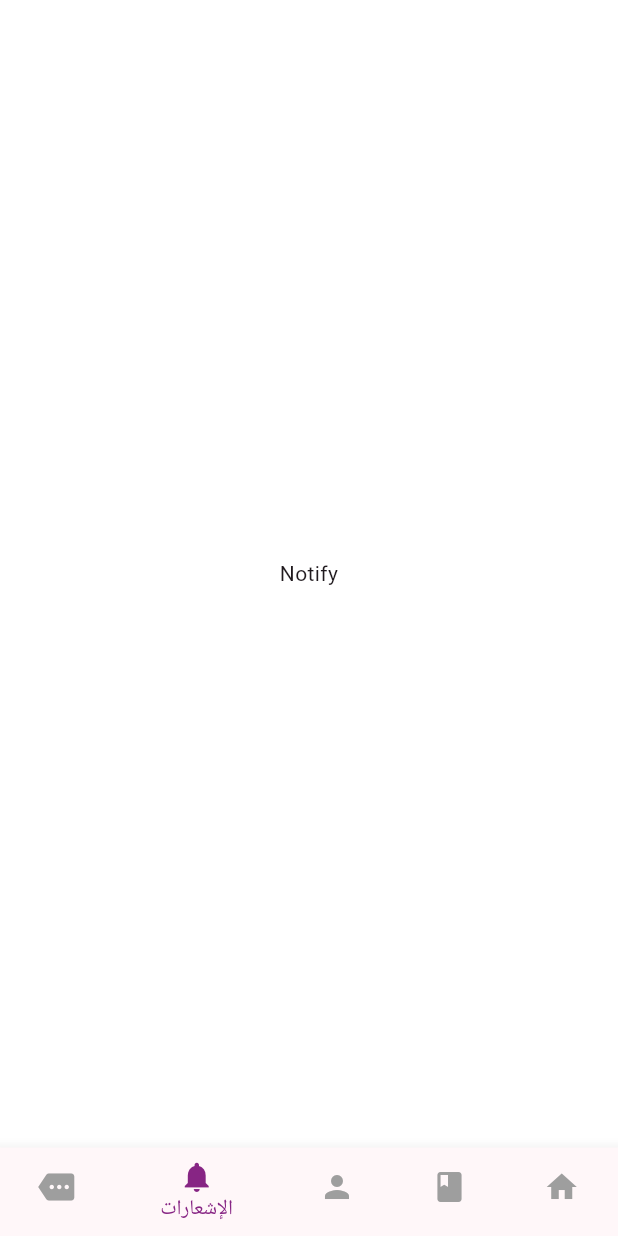
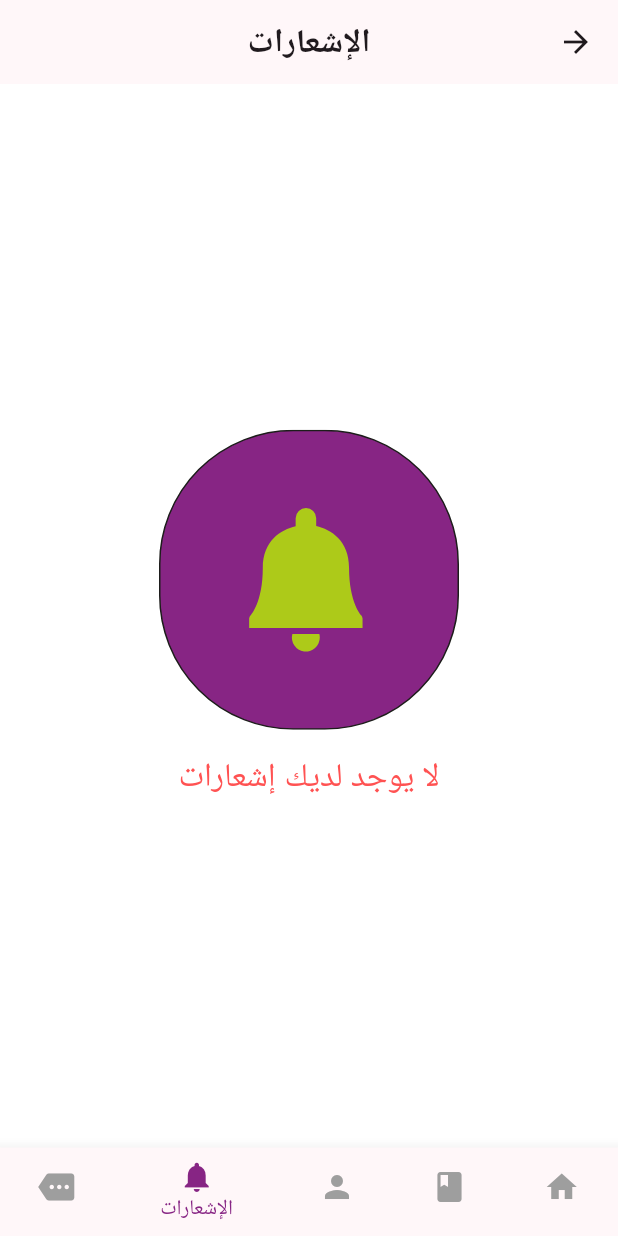
Before and after one commit to Zedni-App/almufakir_client_app, a Flutter app: the HomeScreen screen opened directly, item 4 of the bottom bar chosen, on a phone screen of 412 x 824 dp. Run offline on Flutter 3.47's test engine with Material 3 defaults, Android fonts, the phone set to English and light mode, and no system bars; our stand-ins replace awesome_dialog, cached_network_image, carousel_slider, dartz, dio, equatable and 10 more; missing offline and left inert: newtons_cradle_loading_indicator; accounts and stored records are empty; network calls fail.

Commit message:
complete notifications screen

```diff
--- a/lib/core/assets.dart
+++ b/lib/core/assets.dart
@@ -17,4 +17,6 @@ class AppAssets {
   static const reminder = "assets/images/reminder.png";
   static const steper = "assets/images/steper.png";
   static const timeline = "assets/images/timeline.png";
+  static const notify = "assets/svg/notification.svg";
+
 }
--- a/lib/main.dart
+++ b/lib/main.dart
@@ -44,7 +44,7 @@ class MyApp extends StatelessWidget {
             navigatorKey: navKey,
             builder: (context, child) =>
                 Directionality(textDirection: TextDirection.rtl, child: child!),
-            home: !AppSp.getBool(SPVars.loggedIn)
+            home: AppSp.getBool(SPVars.loggedIn)
                 ? const HomeScreen()
                 : const LoginScreen(),
           );
--- a/lib/notifications.dart
+++ /dev/null
@@ -1,74 +0,0 @@
-import 'package:flutter/material.dart';
-
-
-class Notifications extends StatefulWidget {
-  const Notifications({Key? key}) : super(key: key);
-
-  @override
-  State<Notifications> createState() => _NotificationsState();
-}
-
-class _NotificationsState extends State<Notifications> {
-  @override
-  Widget build(BuildContext context) {
-    return const Scaffold(
-      body: Center(
-        child: Column(
-          mainAxisAlignment: MainAxisAlignment.center,
-          children: [Text("Notify")],
-        ),
-      ),
-      // bottomNavigationBar: BottomNavigationBar(
-      //   currentIndex: selectedindex,
-      //   selectedItemColor: lprimarycolor1,
-      //   unselectedItemColor: Colors.grey,
-      //   onTap: (index) {
-      //     setState(() {
-      //       selectedindex = index;
-      //     });
-      //   },
-      //   items: [
-      //     BottomNavigationBarItem(
-      //         label: "المزيد",
-      //         icon: IconButton(
-      //           onPressed: () {
-      //             Navigator.of(context).pushReplacementNamed("More");
-      //           },
-      //           icon: Icon(Icons.more),
-      //         )),
-      //     BottomNavigationBarItem(
-      //         label: "الإشعارات",
-      //         icon: IconButton(
-      //           onPressed: () {
-      //             Navigator.of(context).pushReplacementNamed("Notifications");
-      //           },
-      //           icon: Icon(Icons.notifications),
-      //         )),
-      //     BottomNavigationBarItem(
-      //         label: "البروفايل",
-      //         icon: IconButton(
-      //           onPressed: () {
-      //             Navigator.of(context).pushReplacementNamed("Profile");
-      //           },
-      //           icon: Icon(Icons.person),
-      //         )),
-      //     BottomNavigationBarItem(
-      //         label: "الكورسات",
-      //         icon: IconButton(
-      //             onPressed: () {
-      //               Navigator.of(context).pushReplacementNamed("Courses");
-      //             },
-      //             icon: Icon(Icons.book))),
-      //     BottomNavigationBarItem(
-      //         label: "الرئيسية",
-      //         icon: IconButton(
-      //             onPressed: () {
-      //               Navigator.of(context)
-      //                   .pushReplacementNamed("MainInterface");
-      //             },
-      //             icon: Icon(Icons.house))),
-      //   ],
-      // )
-    );
-  }
-}
--- a/lib/presentation_layer/home/components/tabs.dart
+++ b/lib/presentation_layer/home/components/tabs.dart
@@ -1,5 +1,5 @@
 import '../../../more.dart';
-import '../../../notifications.dart';
+import '../../notification_tab/notifications.dart';
 import '../../main_tab/main_tab.dart';
 import '../../profile_tab/screens/profile_tab.dart';
 import '../../sections_tab/sections_tab.dart';
--- /dev/null
+++ b/lib/presentation_layer/notification_tab/components/no_notification.dart
@@ -0,0 +1,30 @@
+import 'package:flutter/material.dart';
+import 'package:flutter_svg/flutter_svg.dart';
+import 'package:zidne/core/assets.dart';
+
+class NoNotification extends StatelessWidget {
+  const NoNotification({super.key});
+
+  @override
+  Widget build(BuildContext context) {
+    return Column(
+      crossAxisAlignment: CrossAxisAlignment.center,
+      mainAxisAlignment: MainAxisAlignment.center,
+      children: [
+        SvgPicture.asset(
+          AppAssets.notify,
+          height:200,
+          width: 200,
+        ),
+        const SizedBox(height: 16),
+        const Text(
+          "لا يوجد لديك إشعارات",
+          style: TextStyle(
+            color: Colors.redAccent,
+            fontSize: 22,
+          ),
+        ),
+      ],
+    );
+  }
+}
--- a/lib/notification_item.dart
+++ b/lib/presentation_layer/notification_tab/notification_item.dart
@@ -1,6 +1,6 @@
 import 'package:flutter/material.dart';
 
-import 'presentation_layer/shared_components/my_circle_avatar.dart';
+import '../shared_components/my_circle_avatar.dart';
 
 class NotificationItem extends StatefulWidget {
   final String title;
--- /dev/null
+++ b/lib/presentation_layer/notification_tab/notifications.dart
@@ -0,0 +1,31 @@
+import 'package:flutter/material.dart';
+
+import '../../core/app_styles/app_theme.dart';
+import 'components/no_notification.dart';
+
+class Notifications extends StatefulWidget {
+  const Notifications({Key? key}) : super(key: key);
+
+  @override
+  State<Notifications> createState() => _NotificationsState();
+}
+
+class _NotificationsState extends State<Notifications> {
+  @override
+  Widget build(BuildContext context) {
+    return Center(
+      child: Column(
+        children: [
+          AppBar(
+            title: Text(
+              "الإشعارات",
+              style: AppTheme.appbarTitleStyle(),
+            ),
+            centerTitle: true,
+          ),
+          const Expanded(child: NoNotification()),
+        ],
+      ),
+    );
+  }
+}
--- a/pubspec.yaml
+++ b/pubspec.yaml
@@ -42,6 +42,7 @@ flutter:
   assets:
     - .env
     - assets/images/
+    - assets/svg/
   # fonts:
   #   - family: Schyler
   #     fonts:
```
Also changed, not shown: assets/svg/notification.svg (added).
